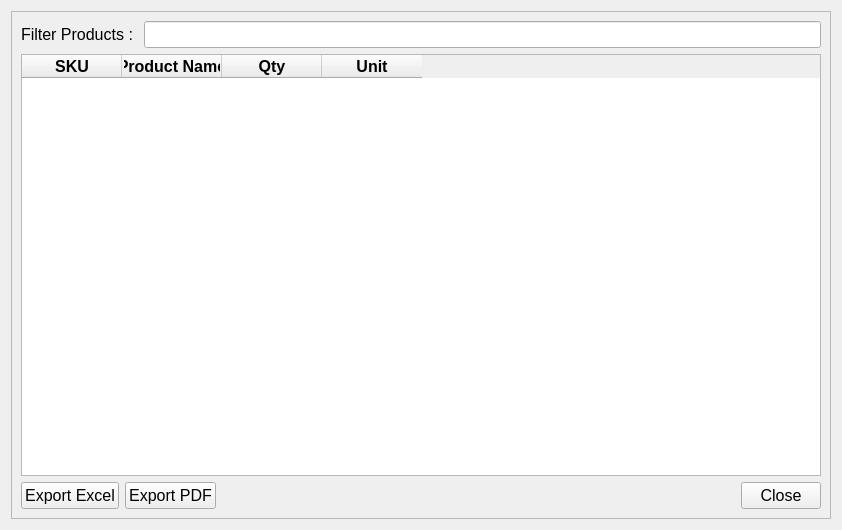
Before: the Qt Designer form ui/stock_opname.ui in michael-halim/pos, drawn with Qt 5.
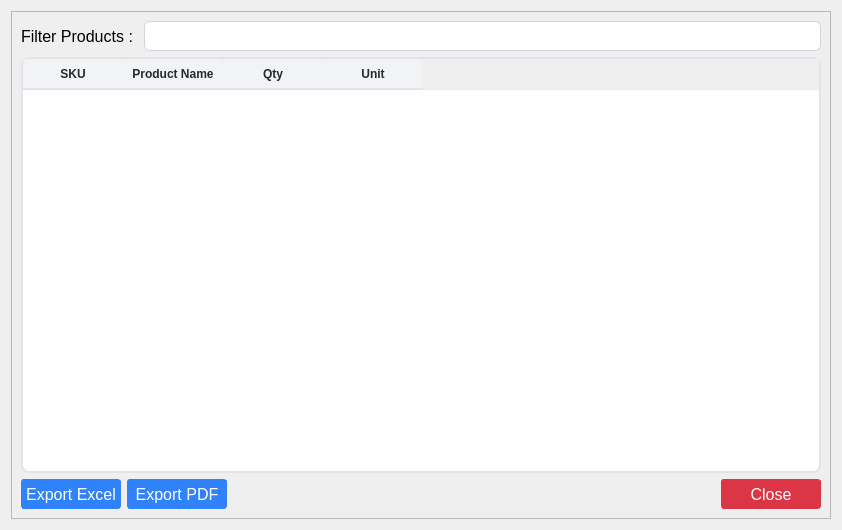
After: the same form once the commit is applied.

Commit message: Patch#34: Added UI - Added UI for Table, Button, and Input - Fix some UI Behavior

```diff
--- a/ui/stock_opname.ui
+++ b/ui/stock_opname.ui
@@ -13,6 +13,256 @@
   <property name="windowTitle">
    <string>Stock Opname</string>
   </property>
+  <property name="styleSheet">
+   <string notr="true">QLineEdit{
+	border: 1px solid #d1d5db;      /* Light gray border */
+    border-radius: 6px;             /* Rounded corners */
+    outline: none;                  /* Remove default outline */
+    color: #333;                    /* Text color */
+    background-color: #fff;       /* Light gray background */
+    
+}
+
+QLineEdit:focus {
+    border: 1px solid #93c5fd;       /* Blue border on focus */
+    background-color: #ffffff;       /* White background when focused */
+}
+
+QLineEdit:disabled {
+    border: 1px solid #e5e7eb;      /* Lighter border when disabled */
+    background-color: #f3f4f6;      /* Light gray background when disabled */
+    color: #9ca3af;                 /* Lighter text color when disabled */
+}
+
+/* QComboBox Styling - Improved with clearer state indicators */
+QComboBox {
+    border: 1px solid #d1d5db;      /* Light gray border */
+    border-radius: 6px;             /* Rounded corners */
+    padding: 6px 12px 6px 10px;     /* Add some padding */
+    min-height: 20px;               /* Minimum height */
+    color: #333;                    /* Text color */
+    background-color: #fff;         /* White background */
+    selection-background-color: #93c5fd; /* Light blue selection */
+    font-size: 14px;                /* Consistent font size */
+    min-width: 6em;                 /* Minimum width */
+}
+
+QComboBox:hover:!disabled {
+    border-color: #93c5fd;          /* Light blue border on hover when enabled */
+    background-color: #f0f7ff;      /* Very light blue background on hover */
+}
+
+QComboBox:focus {
+    border: 2px solid #3b82f6;      /* Thicker, darker blue border on focus */
+    background-color: #ffffff;      /* Pure white background when focused */
+}
+
+QComboBox:disabled {
+    border: 1px solid #d9dce0;      /* Very light gray border when disabled */
+    background-color: #f3f4f6;      /* Light gray background when disabled */
+    color: #9ca3af;                 /* Lighter text color when disabled */
+}
+
+QComboBox::drop-down {
+    subcontrol-origin: padding;
+    subcontrol-position: center right;
+    width: 20px;
+    border: none;                   /* Remove border for cleaner look */
+    margin-right: 5px;              /* Add some margin */
+}
+
+/* If you don't have an icon, use this instead: */
+QComboBox::down-arrow {
+    width: 0;
+    height: 0;
+    border-left: 5px solid transparent;
+    border-right: 5px solid transparent;
+    border-top: 5px solid #666;     /* Arrow color */
+    margin-right: 5px;
+}
+
+QComboBox::down-arrow:disabled {
+    border-top: 5px solid #b0b0b0;  /* Lighter arrow color when disabled */
+}
+
+QComboBox:disabled {
+    color: #9ca3af;                 /* Lighter text when disabled */
+    background-color: #f3f4f6;      /* Light gray background */
+    border-color: #e5e7eb;          /* Lighter border */
+}
+
+/* Add a visual indicator for disabled state */
+QComboBox:disabled {
+    color: #9ca3af;
+    background-color: #f3f4f6;
+    border: 1px solid #e5e7eb;
+    padding-right: 25px;            /* Make room for the lock icon */
+}
+
+/* If you don't have a lock icon, use a pattern instead */
+QComboBox:disabled {
+    background-image: repeating-linear-gradient(
+        45deg,
+        transparent,
+        transparent 5px,
+        rgba(200, 200, 200, 0.1) 5px,
+        rgba(200, 200, 200, 0.1) 10px
+    );
+}
+
+QComboBox QAbstractItemView {
+    border: 1px solid #d1d5db;
+    border-radius: 0px 0px 6px 6px;
+    background-color: white;
+    selection-background-color: #3b82f6;  /* Darker blue for better contrast */
+    selection-color: white;               /* White text on selection */
+    outline: none;
+    padding: 5px;
+}
+
+QComboBox QAbstractItemView::item {
+    min-height: 25px;               /* Taller items for better clickability */
+    padding: 5px;                   /* Padding inside items */
+}
+
+QComboBox QAbstractItemView::item:hover {
+    background-color: #e5f0ff;      /* Light blue on hover */
+    color: #333;
+}
+
+/* QTextEdit Styling - Similar to QLineEdit */
+QTextEdit {
+    border: 1px solid #d1d5db;      /* Light gray border */
+    border-radius: 6px;             /* Rounded corners */
+    outline: none;                  /* Remove default outline */
+    color: #333;                    /* Text color */
+    background-color: #fff;         /* White background */
+    padding: 6px 10px;              /* Add some padding for better text display */
+    selection-background-color: #93c5fd; /* Light blue selection */
+}
+
+QTextEdit:focus {
+    border: 1px solid #93c5fd;      /* Blue border on focus */
+    background-color: #ffffff;      /* White background when focused */
+}
+
+QTextEdit:disabled {
+    border: 1px solid #e5e7eb;      /* Lighter border when disabled */
+    background-color: #f3f4f6;      /* Light gray background when disabled */
+    color: #9ca3af;                 /* Lighter text color when disabled */
+}
+
+
+/* QDateEdit Styling */
+QDateEdit {
+    border: 1px solid #d1d5db;
+    border-radius: 6px;
+    padding: 6px 10px;
+    min-height: 20px;
+    color: #333;
+    background-color: #fff;
+    font-size: 14px;
+}
+
+QDateEdit:hover:!disabled {
+    border-color: #93c5fd;
+    background-color: #f0f7ff;
+}
+
+QDateEdit:focus {
+    border: 2px solid #3b82f6;
+    background-color: #ffffff;
+}
+
+QDateEdit:disabled {
+    color: #9ca3af;
+    background-color: #f3f4f6;
+    border: 1px dashed #c0c0c0;
+}
+
+QDateEdit::drop-down {
+    subcontrol-origin: padding;
+    subcontrol-position: center right;
+    width: 20px;
+    border: none;
+    margin-right: 5px;
+}
+
+QDateEdit::down-arrow {
+    width: 0;
+    height: 0;
+    border-left: 5px solid transparent;
+    border-right: 5px solid transparent;
+    border-top: 5px solid #666;
+    margin-right: 5px;
+}
+
+QDateEdit::down-arrow:disabled {
+    border-top: 5px solid #b0b0b0;
+}
+
+/* Calendar popup styling */
+QCalendarWidget {
+    background-color: white;
+    border: 1px solid #d1d5db;
+}
+
+QCalendarWidget QToolButton {
+    color: #333;
+    background-color: transparent;
+    border: 1px solid transparent;
+    border-radius: 4px;
+    padding: 4px;
+}
+
+QCalendarWidget QToolButton:hover {
+    background-color: #f0f7ff;
+    border: 1px solid #93c5fd;
+}
+
+QCalendarWidget QMenu {
+    background-color: white;
+    border: 1px solid #d1d5db;
+    padding: 5px;
+}
+
+QCalendarWidget QSpinBox {
+    border: 1px solid #d1d5db;
+    border-radius: 4px;
+    padding: 3px;
+    background-color: white;
+}
+
+QCalendarWidget QAbstractItemView:enabled {
+    background-color: white;
+    color: #333;
+    selection-background-color: #3b82f6;
+    selection-color: white;
+}
+
+QCalendarWidget QAbstractItemView:disabled {
+    color: #9ca3af;
+}
+
+QCalendarWidget QWidget#qt_calendar_navigationbar {
+    background-color: #f1f5f9;
+    border-bottom: 1px solid #d1d5db;
+    padding: 4px;
+}
+
+QPushButton {
+    text-align: center;
+    white-space: nowrap;
+    vertical-align: middle;
+    border: 1px solid transparent;
+    line-height: 1.5;
+    border-radius: 3px;
+    margin: 0.25rem;
+	opacity: 0.55;
+
+}
+</string>
+  </property>
   <layout class="QGridLayout" name="gridLayout_2">
    <item row="0" column="0">
     <widget class="QFrame" name="frame">
@@ -29,6 +279,12 @@
          <layout class="QFormLayout" name="formLayout">
           <item row="0" column="0">
            <widget class="QLabel" name="filter_products_stock_opname_label">
+            <property name="minimumSize">
+             <size>
+              <width>0</width>
+              <height>30</height>
+             </size>
+            </property>
             <property name="font">
              <font>
               <pointsize>12</pointsize>
@@ -41,6 +297,12 @@
           </item>
           <item row="0" column="1">
            <widget class="QLineEdit" name="filter_products_stock_opname_input">
+            <property name="minimumSize">
+             <size>
+              <width>0</width>
+              <height>30</height>
+             </size>
+            </property>
             <property name="font">
              <font>
               <pointsize>12</pointsize>
@@ -58,6 +320,75 @@
             <height>0</height>
            </size>
           </property>
+          <property name="styleSheet">
+           <string notr="true">QTableWidget {
+            background-color: #ffffff;
+            alternate-background-color: #f5f8fa;
+            border: 2px solid #e1e4e8;
+            border-radius: 8px;
+            gridline-color: #e1e4e8;
+            selection-background-color: #0366d6;
+            selection-color: #ffffff;
+        }
+        
+        QTableWidget::item {
+            border-bottom: 1px solid #e1e4e8;
+			padding: 6px;
+        }
+        
+        QTableWidget::item:selected {
+            background-color: #0366d6;
+			border: none; /* Remove any border on selected items */
+        }
+
+        QTableWidget::item:focus {
+            border: none; /* Remove the focus border */
+            outline: none; /* Remove the focus outline */
+        }
+
+        QHeaderView::section {
+            background-color: #f1f3f5;
+            color: #24292e;
+            font-weight: bold;
+            border: none;
+            border-bottom: 2px solid #e1e4e8;
+            padding: 3px;
+            border-top-left-radius: 6px;
+            border-top-right-radius: 6px;
+        }
+        
+        QTableWidget QScrollBar:vertical {
+            border: none;
+            background: #f1f3f5;
+            width: 10px;
+            border-radius: 5px;
+        }
+        
+        QTableWidget QScrollBar::handle:vertical {
+            background: #c0c0c0;
+            border-radius: 5px;
+        }
+        
+        QTableWidget QScrollBar::handle:vertical:hover {
+            background: #a0a0a0;
+        }
+        
+        QTableWidget QScrollBar:horizontal {
+            border: none;
+            background: #f1f3f5;
+            height: 10px;
+            border-radius: 5px;
+        }
+        
+        QTableWidget QScrollBar::handle:horizontal {
+            background: #c0c0c0;
+            border-radius: 5px;
+        }
+        
+        QTableWidget QScrollBar::handle:horizontal:hover {
+            background: #a0a0a0;
+        }</string>
+          </property>
           <property name="sortingEnabled">
            <bool>true</bool>
           </property>
@@ -127,11 +458,34 @@
          <layout class="QHBoxLayout" name="horizontalLayout">
           <item>
            <widget class="QPushButton" name="export_excel_stock_opname_button">
+            <property name="minimumSize">
+             <size>
+              <width>100</width>
+              <height>30</height>
+             </size>
+            </property>
             <property name="font">
              <font>
               <pointsize>12</pointsize>
              </font>
             </property>
+            <property name="styleSheet">
+             <string notr="true">QPushButton{
+    color: #fff;
+    background-color: rgba(13, 110, 253, 0.85); /* RGBA with alpha channel */
+    border-color: rgba(13, 110, 253, 0.7);
+}
+QPushButton:hover {
+    background-color: rgba(11, 94, 215, 0.9);
+    border-color: rgba(10, 88, 202, 0.9);
+    opacity: 0.95;
+}
+QPushButton:disabled {
+    background-color: #a8c1ff;
+    border-color: #a8c1ff;
+    color: #e6eeff;
+}</string>
+            </property>
             <property name="text">
              <string>Export Excel</string>
             </property>
@@ -139,11 +493,34 @@
           </item>
           <item>
            <widget class="QPushButton" name="export_pdf_stock_opname_button">
+            <property name="minimumSize">
+             <size>
+              <width>100</width>
+              <height>30</height>
+             </size>
+            </property>
             <property name="font">
              <font>
               <pointsize>12</pointsize>
              </font>
             </property>
+            <property name="styleSheet">
+             <string notr="true">QPushButton{
+    color: #fff;
+    background-color: rgba(13, 110, 253, 0.85); /* RGBA with alpha channel */
+    border-color: rgba(13, 110, 253, 0.7);
+}
+QPushButton:hover {
+    background-color: rgba(11, 94, 215, 0.9);
+    border-color: rgba(10, 88, 202, 0.9);
+    opacity: 0.95;
+}
+QPushButton:disabled {
+    background-color: #a8c1ff;
+    border-color: #a8c1ff;
+    color: #e6eeff;
+}</string>
+            </property>
             <property name="text">
              <string>Export PDF</string>
             </property>
@@ -164,11 +541,28 @@
           </item>
           <item>
            <widget class="QPushButton" name="close_stock_opname_button">
+            <property name="minimumSize">
+             <size>
+              <width>100</width>
+              <height>30</height>
+             </size>
+            </property>
             <property name="font">
              <font>
               <pointsize>12</pointsize>
              </font>
             </property>
+            <property name="styleSheet">
+             <string notr="true">QPushButton {
+    color: #fff;
+    background-color: #dc3545;
+    border-color: #dc3545;
+}
+QPushButton:hover {
+    background-color: #bb2d3b;
+    border-color: #b02a37;
+}</string>
+            </property>
             <property name="text">
              <string>Close</string>
             </property>
```
The commit also changes 35 other files.
